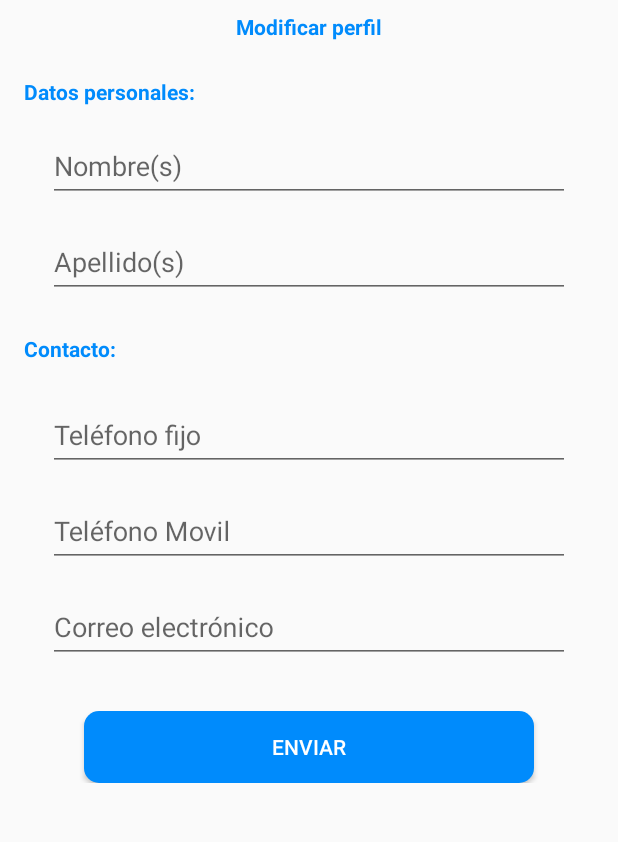
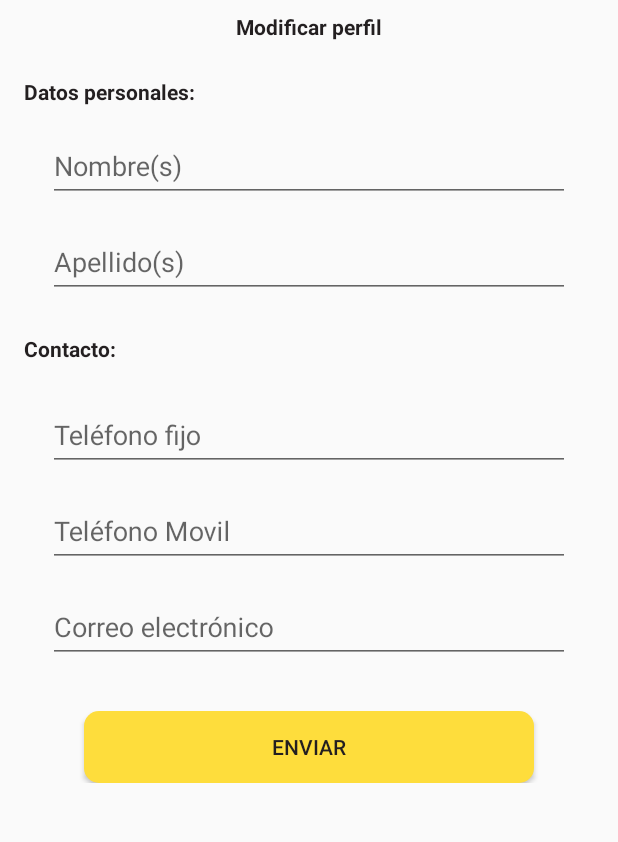
Before and after one commit to dupreemovil/DupreeBolivia--master, an Android app: the fragment Config_ModPerfil_Fragment placed in its activity, on a phone screen of 412 x 824 dp, the part 228-1070 px from its top. Run offline under Robolectric (Android 15) with nearby library versions, the phone set to English and light mode, and no system bars; libraries missing offline, so code that uses them is left out: io.realm; network calls fail; 3 statements that could not run were skipped.

Commit message:
Change color to modificar perfil screen

```diff
--- a/app/src/main/res/drawable-xxhdpi/rounded_background_blue.xml
+++ b/app/src/main/res/drawable-xxhdpi/rounded_background_blue.xml
@@ -2,7 +2,7 @@
 <!--  res/drawable/rounded_edittext.xml -->
 <shape xmlns:android="http://schemas.android.com/apk/res/android"
     android:shape="rectangle" android:padding="10dp">
-    <solid android:color="@color/azulDupree"/>
+    <solid android:color="@color/new_amarillo_114C"/>
     <corners
         android:bottomRightRadius="10dp"
         android:bottomLeftRadius="10dp"
--- a/app/src/main/res/layout/fragment_config_mod_perfi.xml
+++ b/app/src/main/res/layout/fragment_config_mod_perfi.xml
@@ -9,139 +9,146 @@
     <ScrollView
         android:layout_width="match_parent"
         android:layout_height="wrap_content">
+
         <LinearLayout
+            android:layout_width="match_parent"
+            android:layout_height="wrap_content"
             android:orientation="vertical"
             android:paddingStart="16dp"
-            android:paddingEnd="16dp"
-            android:layout_width="match_parent"
-            android:layout_height="wrap_content">
+            android:paddingEnd="16dp">
 
             <ImageView
+                android:layout_width="128dp"
+                android:layout_height="64dp"
+                android:layout_gravity="center_horizontal"
                 android:layout_marginTop="32dp"
-                android:layout_width="128dp"
-                android:layout_gravity="center_horizontal"
-                android:layout_height="64dp"
-                android:src="@drawable/logodupree"/>
+                android:src="@drawable/logodupree" />
 
             <TextView
-                android:layout_marginTop="8dp"
                 android:layout_width="match_parent"
                 android:layout_height="wrap_content"
+                android:layout_marginTop="8dp"
+                android:text="@string/modificar_perfil"
                 android:textAlignment="center"
-                android:textStyle="bold"
-                android:textColor="@color/azulDupree"
-                android:text="@string/modificar_perfil"/>
+                android:textColor="@color/new_blackc"
+                android:textStyle="bold" />
 
             <TextView
-                android:layout_marginTop="24dp"
                 android:layout_width="match_parent"
                 android:layout_height="wrap_content"
-                android:textStyle="bold"
-                android:textColor="@color/azulDupree"
-                android:text="@string/datos_personales"/>
+                android:layout_marginTop="24dp"
+                android:text="@string/datos_personales"
+                android:textColor="@color/new_blackc"
+                android:textStyle="bold" />
 
             <android.support.design.widget.TextInputLayout
+                android:layout_width="match_parent"
+                android:layout_height="wrap_content"
+                android:layout_marginStart="16dp"
                 android:layout_marginTop="8dp"
-                android:layout_marginStart="16dp"
-                android:layout_marginEnd="16dp"
-                android:layout_width="match_parent"
-                android:layout_height="wrap_content">
+                android:layout_marginEnd="16dp">
+
                 <EditText
                     android:id="@+id/txtNamePerfil"
-                    android:layout_marginTop="8dp"
                     android:layout_width="match_parent"
                     android:layout_height="wrap_content"
-                    android:hint="@string/nombre_s"/>
+                    android:layout_marginTop="8dp"
+                    android:hint="@string/nombre_s" />
             </android.support.design.widget.TextInputLayout>
+
             <android.support.design.widget.TextInputLayout
+                android:layout_width="match_parent"
+                android:layout_height="wrap_content"
+                android:layout_marginStart="16dp"
                 android:layout_marginTop="8dp"
-                android:layout_marginStart="16dp"
-                android:layout_marginEnd="16dp"
-                android:layout_width="match_parent"
-                android:layout_height="wrap_content">
+                android:layout_marginEnd="16dp">
+
                 <EditText
                     android:id="@+id/txtLastnamePerfil"
-                    android:layout_marginTop="8dp"
                     android:layout_width="match_parent"
                     android:layout_height="wrap_content"
-                    android:hint="@string/apellido_s"/>
+                    android:layout_marginTop="8dp"
+                    android:hint="@string/apellido_s" />
             </android.support.design.widget.TextInputLayout>
 
             <TextView
+                android:layout_width="match_parent"
+                android:layout_height="wrap_content"
                 android:layout_marginTop="24dp"
                 android:layout_marginBottom="8dp"
+                android:text="@string/contacto"
+                android:textColor="@color/new_blackc"
+                android:textStyle="bold" />
+
+            <android.support.design.widget.TextInputLayout
                 android:layout_width="match_parent"
                 android:layout_height="wrap_content"
-                android:textStyle="bold"
-                android:textColor="@color/azulDupree"
-                android:text="@string/contacto"/>
+                android:layout_marginStart="16dp"
+                android:layout_marginTop="8dp"
+                android:layout_marginEnd="16dp">
 
-            <android.support.design.widget.TextInputLayout
-                android:layout_marginTop="8dp"
-                android:layout_marginStart="16dp"
-                android:layout_marginEnd="16dp"
-                android:layout_width="match_parent"
-                android:layout_height="wrap_content">
                 <EditText
                     android:id="@+id/txtPhonePerfil"
-                    android:inputType="phone"
-                    android:layout_marginTop="8dp"
                     android:layout_width="match_parent"
                     android:layout_height="wrap_content"
-                    android:hint="@string/telefono_fijo"/>
+                    android:layout_marginTop="8dp"
+                    android:hint="@string/telefono_fijo"
+                    android:inputType="phone" />
             </android.support.design.widget.TextInputLayout>
 
             <android.support.design.widget.TextInputLayout
+                android:layout_width="match_parent"
+                android:layout_height="wrap_content"
+                android:layout_marginStart="16dp"
                 android:layout_marginTop="8dp"
-                android:layout_marginStart="16dp"
-                android:layout_marginEnd="16dp"
-                android:layout_width="match_parent"
-                android:layout_height="wrap_content">
+                android:layout_marginEnd="16dp">
+
                 <EditText
                     android:id="@+id/txtCellphonePerfil"
-                    android:inputType="phone"
-                    android:layout_marginTop="8dp"
                     android:layout_width="match_parent"
                     android:layout_height="wrap_content"
-                    android:hint="@string/telefono_movil"/>
+                    android:layout_marginTop="8dp"
+                    android:hint="@string/telefono_movil"
+                    android:inputType="phone" />
             </android.support.design.widget.TextInputLayout>
 
             <android.support.design.widget.TextInputLayout
+                android:layout_width="match_parent"
+                android:layout_height="wrap_content"
+                android:layout_marginStart="16dp"
                 android:layout_marginTop="8dp"
-                android:layout_marginStart="16dp"
-                android:layout_marginEnd="16dp"
-                android:layout_width="match_parent"
-                android:layout_height="wrap_content">
+                android:layout_marginEnd="16dp">
+
                 <EditText
                     android:id="@+id/txtEmail"
-                    android:inputType="textEmailAddress"
-                    android:layout_marginTop="8dp"
                     android:layout_width="match_parent"
                     android:layout_height="wrap_content"
-                    android:hint="@string/correo_electronico"/>
+                    android:layout_marginTop="8dp"
+                    android:hint="@string/correo_electronico"
+                    android:inputType="textEmailAddress" />
             </android.support.design.widget.TextInputLayout>
 
 
             <LinearLayout
+                android:layout_width="match_parent"
+                android:layout_height="wrap_content"
                 android:layout_marginTop="32dp"
                 android:layout_marginBottom="32dp"
-                android:layout_width="match_parent"
-                android:layout_height="wrap_content"
+                android:orientation="horizontal"
                 android:paddingStart="8dp"
                 android:paddingEnd="8dp"
-                android:orientation="horizontal"
                 android:weightSum="1">
 
                 <Button
                     android:id="@+id/btnEditPerfil"
                     android:layout_width="0dp"
-                    android:layout_weight="1"
                     android:layout_height="wrap_content"
                     android:layout_marginStart="32dp"
                     android:layout_marginEnd="32dp"
+                    android:layout_weight="1"
                     android:background="@drawable/rounded_background_blue"
-                    android:textColor="@color/white"
-                    android:text="@string/enviar"/>
+                    android:text="@string/enviar"
+                    android:textColor="@color/new_blackc" />
             </LinearLayout>
 
         </LinearLayout>
```
